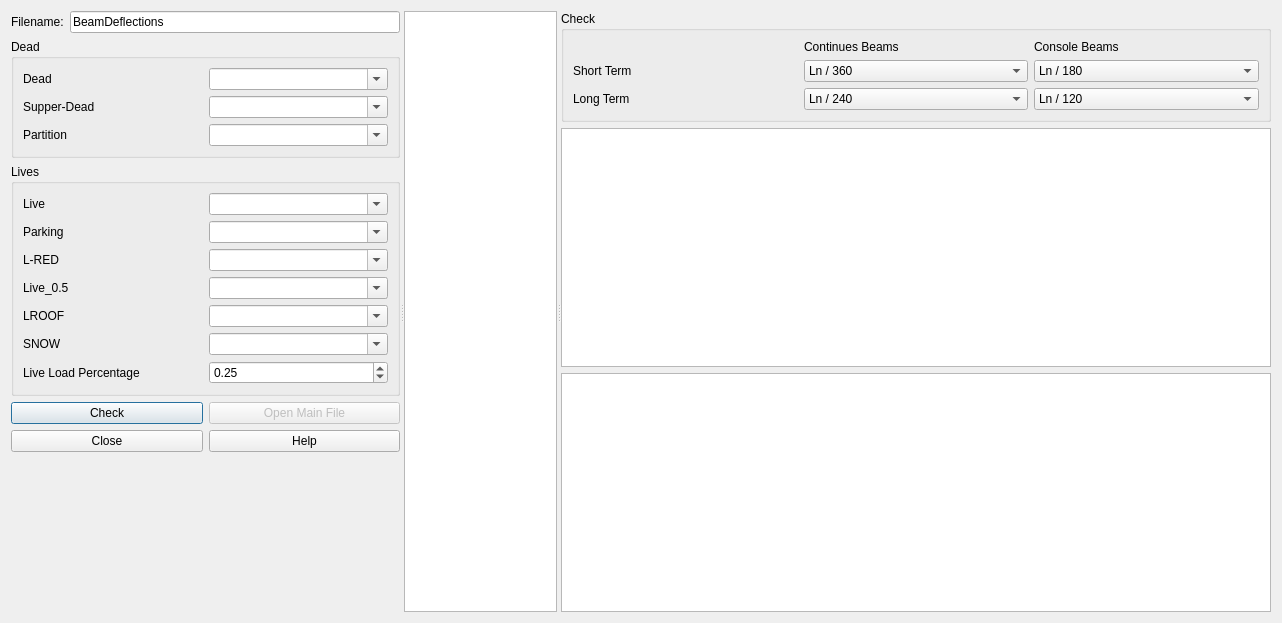
The window that widgets/control/control_deflection_of_beams.ui (ebrahimraeyat/civilTools) describes before a commit, drawn with Qt 5.
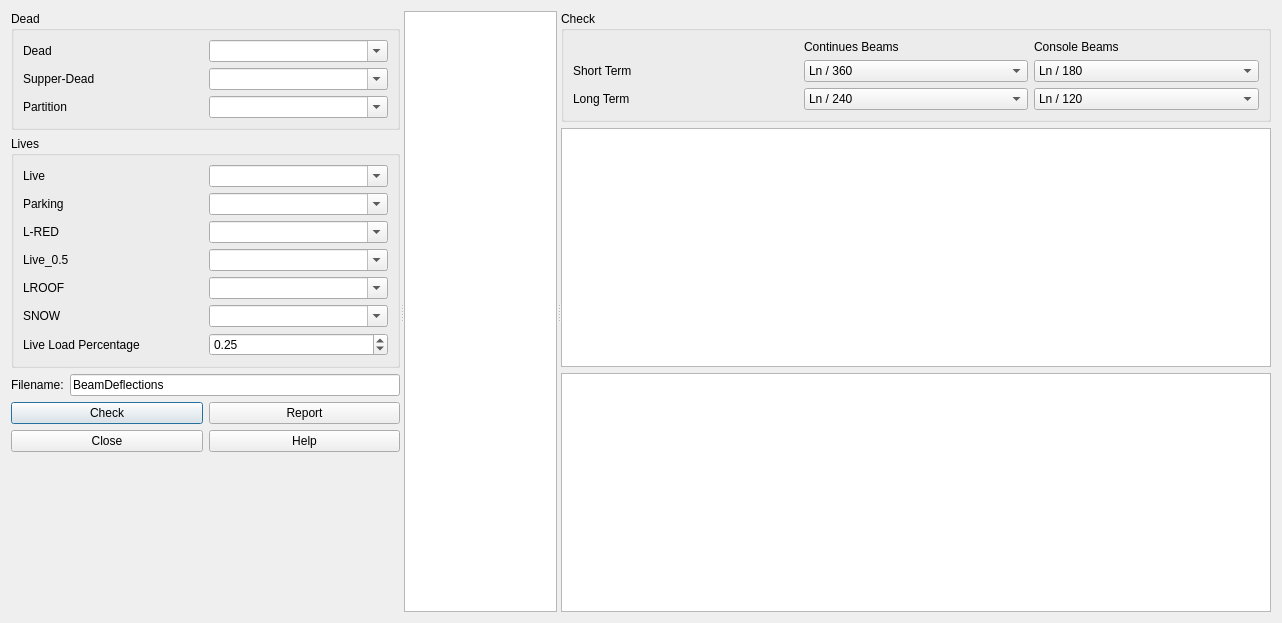
The same window after the commit. Icons and pictures are not drawn. Custom widgets are drawn as their Qt base class.

Commit message: Create report for beams deflection

```diff
--- a/widgets/control/control_deflection_of_beams.ui
+++ b/widgets/control/control_deflection_of_beams.ui
@@ -28,24 +28,6 @@
      </property>
      <widget class="QWidget" name="layoutWidget">
       <layout class="QVBoxLayout" name="verticalLayout">
-       <item>
-        <layout class="QHBoxLayout" name="horizontalLayout">
-         <item>
-          <widget class="QLabel" name="label_23">
-           <property name="text">
-            <string>Filename:</string>
-           </property>
-          </widget>
-         </item>
-         <item>
-          <widget class="QLineEdit" name="filename">
-           <property name="text">
-            <string>BeamDeflections</string>
-           </property>
-          </widget>
-         </item>
-        </layout>
-       </item>
        <item>
         <widget class="QGroupBox" name="groupBox">
          <property name="title">
@@ -213,6 +195,24 @@
          </layout>
         </widget>
        </item>
+       <item>
+        <layout class="QHBoxLayout" name="horizontalLayout">
+         <item>
+          <widget class="QLabel" name="label_23">
+           <property name="text">
+            <string>Filename:</string>
+           </property>
+          </widget>
+         </item>
+         <item>
+          <widget class="QLineEdit" name="filename">
+           <property name="text">
+            <string>BeamDeflections</string>
+           </property>
+          </widget>
+         </item>
+        </layout>
+       </item>
        <item>
         <layout class="QGridLayout" name="gridLayout_3">
          <item row="0" column="0">
@@ -235,10 +235,10 @@
          <item row="0" column="2">
           <widget class="QPushButton" name="open_main_file_button">
            <property name="enabled">
-            <bool>false</bool>
+            <bool>true</bool>
            </property>
            <property name="text">
-            <string>Open Main File</string>
+            <string>Report</string>
            </property>
            <property name="icon">
             <iconset resource="../../civiltools.qrc">
```
Left out of the diff: 4 changed lines with no effect on the pictures. The commit also changes 1 other file.
